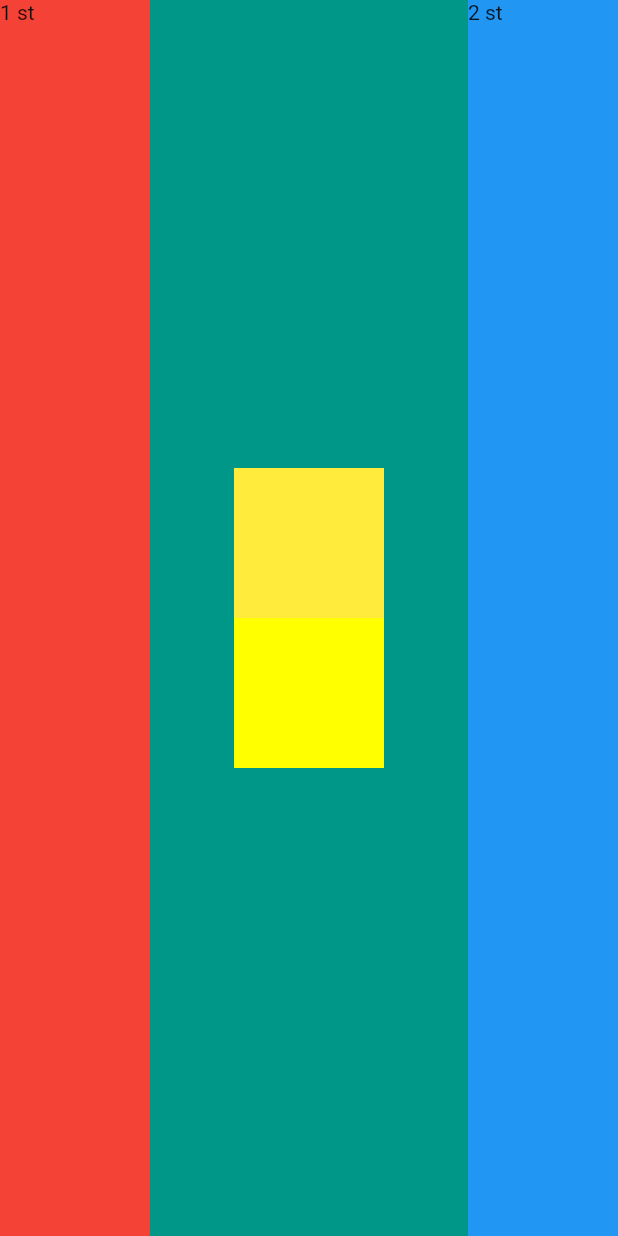
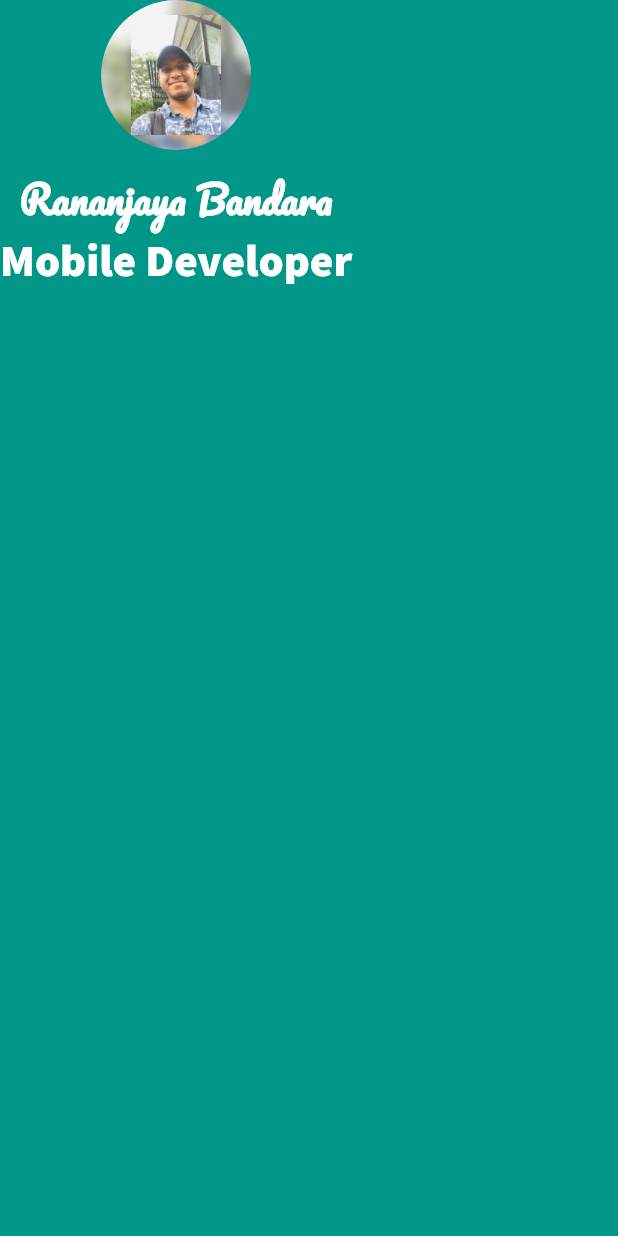
Before and after one commit to Rananjaya/flutter_new, a Flutter app: the screen it shows after launch, on a phone screen of 412 x 824 dp. Run offline on Flutter 3.47's test engine with Material 2 defaults, Android fonts, the phone set to English and light mode, and no system bars.

Commit message:
Add custom fonts

```diff
--- a/lib/main.dart
+++ b/lib/main.dart
@@ -13,41 +13,36 @@ class MyApp  extends StatelessWidget {
          home: Scaffold(
           backgroundColor: Colors.teal,
            body: SafeArea(
-                child:Row(
-                  crossAxisAlignment: CrossAxisAlignment.stretch,
-                  mainAxisAlignment: MainAxisAlignment.spaceBetween,
+                child:Column(
                   children: [
-                    Container(
-                      child: Text("1 st"),
-                      width: 100.0,
-                      color: Colors.red,
+                    CircleAvatar(
+                       backgroundImage: AssetImage('images/7b0ICa20_400x400.jpg'),
+                      radius: 50.0,
                     ),
-                    Container(
-                      // width: 100.0,
-                    child: Column(
-                      mainAxisAlignment: MainAxisAlignment.center,
-                      children: [
-                        Container(
-                          width: 100.0,
-                          height: 100.0,
-                          color: Colors.yellow,
-                        ),
-                        Container(
-                          width: 100.0,
-                          height: 100.0,
-                          color: Colors.yellowAccent,
-                        ),
-                      ],
+                    SizedBox(
+                      height: 10.0,
+                    ),
+                    Text('Rananjaya Bandara',
+                    style: TextStyle(
+                      color: Colors.white,
+                      fontSize: 25.0,
+                      fontWeight: FontWeight.bold,
+                      fontFamily: "Pacifico",
+
+
                     ),
                     ),
+                    Text('Mobile Developer',
+                        style: TextStyle(
+                          color: Colors.white,
+                          fontSize:30.0,
+                          fontWeight: FontWeight.bold,
+                          fontFamily: "SourceSansPro"
+                        ),
+                      ),
 
-                    Container(
-                      child: Text("2 st"),
-                      width: 100.0,
-                      color: Colors.blue,
-                    ),
                   ],
-                ) ,
+                ),
            ),
            // appBar: AppBar(
            //   title: Text('aaa'),
```
Also changed, not shown: pubspec.yaml (+15 -15 lines), fonts/Pacifico-Regular.ttf (added), fonts/SourceSansPro-Black.ttf (added), images/7b0ICa20_400x400.jpg (added).
